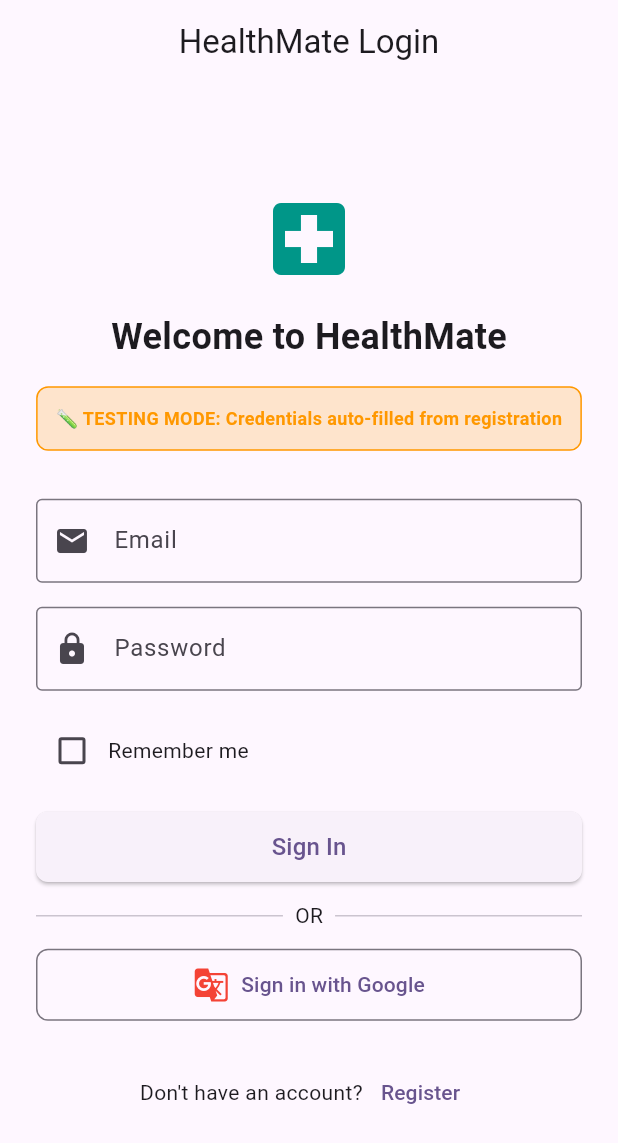
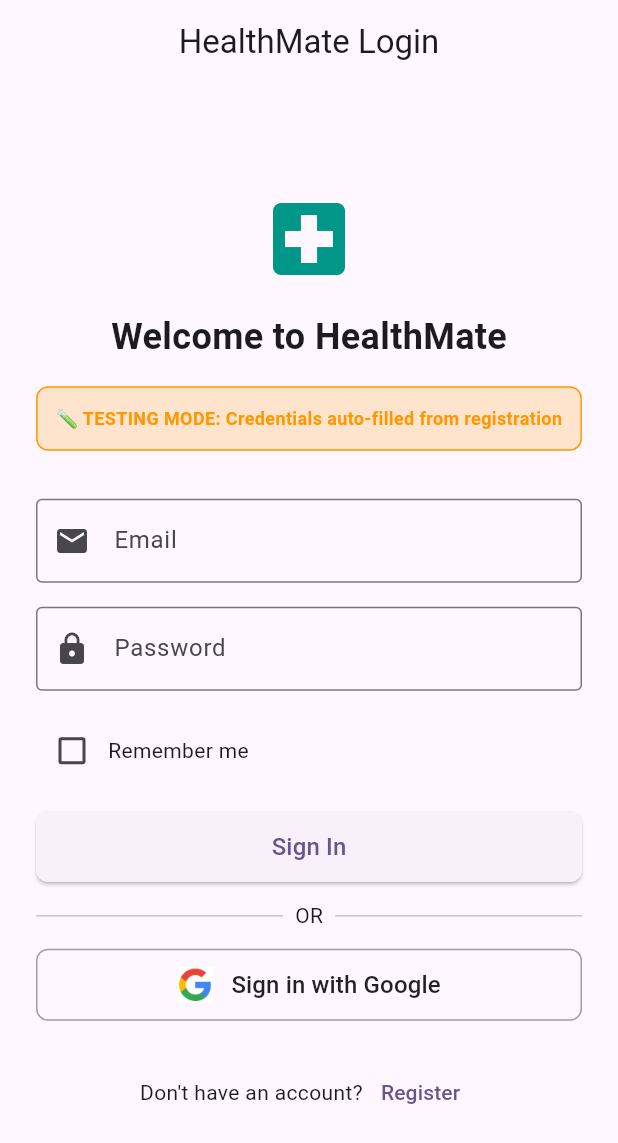
Before and after one commit to Project-DevX/healthmate, a Flutter app: the screen it shows after launch, after a tap on "Sign in with Google", on a phone screen of 412 x 824 dp. Shown: the top 1143 px of the screen. Run offline on Flutter 3.47's test engine with Material 3 defaults, Android fonts, the phone set to English and light mode, and no system bars; our stand-ins replace cached_network_image, cloud_firestore, cloud_functions, file_picker, firebase_auth, firebase_core and 6 more; accounts and stored records are empty.

Commit message:
google sign in fixed

```diff
--- a/lib/login.dart
+++ b/lib/login.dart
@@ -1,7 +1,7 @@
 import 'package:flutter/material.dart';
 import 'package:firebase_auth/firebase_auth.dart';
+import 'package:cloud_firestore/cloud_firestore.dart';
 import 'package:google_sign_in/google_sign_in.dart';
-import 'package:cloud_firestore/cloud_firestore.dart';
 import 'register.dart';
 import 'services/auth_service.dart';
 import 'config/testing_config.dart';
@@ -18,11 +18,6 @@
   final _passwordController = TextEditingController();
   bool _isLoading = false;
   bool _rememberMe = false;
-
-  // Firebase instances
-  final FirebaseAuth _auth = FirebaseAuth.instance;
-  final GoogleSignIn _googleSignIn = GoogleSignIn();
-  final FirebaseFirestore _firestore = FirebaseFirestore.instance;
 
   @override
   void initState() {
@@ -199,158 +194,114 @@
     }
   }
 
-  Future<UserCredential?> _signInWithGoogle(BuildContext context) async {
-    print("STEP 0: Starting Google Sign-In process");
-    try {
-      // Step 1: Initialize Google Sign In
-      print("STEP 1: Initializing Google Sign-In");
-      final GoogleSignIn googleSignIn = GoogleSignIn();
-      print("STEP 1: Completed - GoogleSignIn instance created");
-
-      // Step 2: Start the sign-in flow
-      print("STEP 2: Starting sign-in flow");
-      final GoogleSignInAccount? googleUser = await googleSignIn.signIn();
-      print(
-        "STEP 2: Result - ${googleUser != null ? 'User account obtained' : 'User cancelled sign-in'}",
-      );
-
-      if (googleUser == null) {
-        print("STEP 2: FAILED - User cancelled the sign-in process");
-        return null;
-      }
-
-      // Step 3: Get authentication tokens
-      print("STEP 3: Getting authentication tokens");
-      try {
-        final GoogleSignInAuthentication googleAuth =
-            await googleUser.authentication;
-        print("STEP 3: Completed - Authentication tokens received");
-
-        // Step 4: Create Firebase credential
-        print("STEP 4: Creating Firebase credential");
-        final AuthCredential credential = GoogleAuthProvider.credential(
-          accessToken: googleAuth.accessToken,
-          idToken: googleAuth.idToken,
-        );
-        print("STEP 4: Completed - Firebase credential created");
-
-        // Step 5: Sign in with Firebase
-        print("STEP 5: Starting Firebase sign-in");
-        try {
-          final UserCredential userCredential = await FirebaseAuth.instance
-              .signInWithCredential(credential);
-          print("STEP 5: Completed - Firebase sign-in successful");
-          return userCredential;
-        } catch (firebaseError) {
-          print("STEP 5: FAILED - Firebase sign-in error: $firebaseError");
-          print("STEP 5: Error type: ${firebaseError.runtimeType}");
-          rethrow;
-        }
-      } catch (authError) {
-        print(
-          "STEP 3: FAILED - Getting authentication tokens error: $authError",
-        );
-        print("STEP 3: Error type: ${authError.runtimeType}");
-        rethrow;
-      }
-    } catch (e) {
-      print("GENERAL FAILURE: Google Sign-In process failed with error: $e");
-      print("GENERAL FAILURE: Error type: ${e.runtimeType}");
-      print("GENERAL FAILURE: Stack trace: ${StackTrace.current}");
-      rethrow;
-    }
-  }
-
-  Future<void> signInWithGoogleWorkaround(BuildContext context) async {
+  // Clean Google Sign-in implementation
+  Future<void> _signInWithGoogle() async {
     setState(() => _isLoading = true);
 
     try {
-      // 1. Just use Google Sign-In directly
+      print('🔐 Starting Google Sign-in process...');
+
+      // Initialize Google Sign-In
       final GoogleSignIn googleSignIn = GoogleSignIn();
+
+      // Start the sign-in flow
       final GoogleSignInAccount? googleUser = await googleSignIn.signIn();
 
       if (googleUser == null) {
-        // User cancelled
+        print('🚫 User cancelled Google Sign-in');
         setState(() => _isLoading = false);
         return;
       }
 
-      // 2. Get basic profile info from Google
-      final Map<String, dynamic> userData = {
-        'email': googleUser.email,
-        'displayName': googleUser.displayName,
-        'id': googleUser.id,
-        'photoUrl': googleUser.photoUrl,
-      };
+      print('✅ Google account obtained: ${googleUser.email}');
 
-      // 3. Store user info in shared preferences for persistence
-      // (You'll need to add shared_preferences package)
-      // final prefs = await SharedPreferences.getInstance();
-      // await prefs.setString('user_email', userData['email']);
-      // await prefs.setString('user_name', userData['displayName'] ?? '');
+      // Get authentication details
+      final GoogleSignInAuthentication googleAuth =
+          await googleUser.authentication;
 
-      // 4. Optional: Store in Firestore directly without Firebase Auth
-      try {
-        await FirebaseFirestore.instance
+      // Create a new credential
+      final credential = GoogleAuthProvider.credential(
+        accessToken: googleAuth.accessToken,
+        idToken: googleAuth.idToken,
+      );
+
+      // Sign in to Firebase with the Google credential
+      final UserCredential userCredential = await FirebaseAuth.instance
+          .signInWithCredential(credential);
+
+      if (userCredential.user != null) {
+        print('🔥 Firebase authentication successful');
+
+        // Update last login time
+        await _updateLastLoginTime(userCredential.user!.uid);
+
+        // Check if user exists in Firestore, if not create them as a patient
+        final userDoc = await FirebaseFirestore.instance
             .collection('users')
-            .doc(googleUser.id)
-            .set({
-              'email': googleUser.email,
-              'displayName': googleUser.displayName,
-              'userType': 'patient', // Google Sign-in users are always patients
-              'lastLogin': FieldValue.serverTimestamp(),
-            }, SetOptions(merge: true));
+            .doc(userCredential.user!.uid)
+            .get();
 
-        // Also save login state
+        if (!userDoc.exists) {
+          // New Google Sign-in user - create as patient
+          await FirebaseFirestore.instance
+              .collection('users')
+              .doc(userCredential.user!.uid)
+              .set({
+                'uid': userCredential.user!.uid,
+                'email': userCredential.user!.email,
+                'displayName': userCredential.user!.displayName ?? '',
+                'photoURL': userCredential.user!.photoURL ?? '',
+                'userType':
+                    'patient', // Google Sign-in users are always patients
+                'createdAt': FieldValue.serverTimestamp(),
+                'lastLogin': FieldValue.serverTimestamp(),
+                'accountComplete': true, // Google users have basic info
+              });
+          print('👤 New patient profile created for Google user');
+        }
+
+        // Save login state if remember me is checked
         await _saveLoginState(
-          googleUser.id,
-          googleUser.email,
+          userCredential.user!.uid,
+          userCredential.user!.email ?? '',
           'patient',
         );
 
-        print("User data saved to Firestore");
-      } catch (dbError) {
-        print("Firestore error (non-critical): $dbError");
-        // Continue anyway - this shouldn't block login
+        print('🏥 Navigating to patient dashboard...');
+
+        if (mounted) {
+          // Google Sign-in users always go to patient dashboard
+          Navigator.pushReplacementNamed(context, '/patientDashboard');
+        }
+      }
+    } on FirebaseAuthException catch (e) {
+      print('❌ Firebase Auth Exception: ${e.code} - ${e.message}');
+      String errorMessage = 'Google Sign-in failed';
+
+      if (e.code == 'account-exists-with-different-credential') {
+        errorMessage = 'An account already exists with this email address';
+      } else if (e.code == 'invalid-credential') {
+        errorMessage = 'Invalid Google credentials';
       }
 
-      // 5. Navigate to patient dashboard (Google Sign-in users are patients)
-      print("Login successful with Google: ${googleUser.email}");
-      Navigator.pushReplacementNamed(context, '/patientDashboard');
+      if (mounted) {
+        ScaffoldMessenger.of(
+          context,
+        ).showSnackBar(SnackBar(content: Text(errorMessage)));
+      }
     } catch (e) {
-      print("Google Sign-In error: $e");
-      ScaffoldMessenger.of(
-        context,
-      ).showSnackBar(SnackBar(content: Text('Sign-in failed')));
+      print('❌ General Google Sign-in error: $e');
+      if (mounted) {
+        ScaffoldMessenger.of(context).showSnackBar(
+          const SnackBar(
+            content: Text('Google Sign-in failed. Please try again.'),
+          ),
+        );
+      }
     } finally {
-      if (mounted) setState(() => _isLoading = false);
-    }
-  }
-
-  // Save user data to Firestore
-  Future<void> _saveUserToDatabase(User user) async {
-    // Check if user already exists in the database
-    final userDoc = await _firestore.collection('users').doc(user.uid).get();
-
-    if (!userDoc.exists) {
-      // New user - add to database
-      await _firestore.collection('users').doc(user.uid).set({
-        'uid': user.uid,
-        'email': user.email,
-        'displayName': user.displayName ?? '',
-        'photoURL': user.photoURL ?? '',
-        'createdAt': FieldValue.serverTimestamp(),
-        'lastLogin': FieldValue.serverTimestamp(),
-        // You can add other default fields here
-        'userType': 'patient', // Default user type
-        'accountComplete':
-            false, // Flag to identify new accounts that need setup
-      });
-    } else {
-      // Existing user - just update the login timestamp
-      await _firestore.collection('users').doc(user.uid).update({
-        'lastLogin': FieldValue.serverTimestamp(),
-      });
+      if (mounted) {
+        setState(() => _isLoading = false);
+      }
     }
   }
 
@@ -580,21 +531,25 @@
               const SizedBox(height: 12),
               SizedBox(
                 width: double.infinity,
-                child: OutlinedButton.icon(
-                  onPressed: _isLoading
-                      ? null
-                      : () => signInWithGoogleWorkaround(context),
-                  icon: const Icon(
-                    Icons.g_translate,
-                    size: 24,
-                    color: Colors.red,
-                  ),
-                  label: const Text('Sign in with Google'),
+                child: OutlinedButton(
+                  onPressed: _isLoading ? null : _signInWithGoogle,
                   style: OutlinedButton.styleFrom(
                     padding: const EdgeInsets.symmetric(vertical: 12),
                     shape: RoundedRectangleBorder(
                       borderRadius: BorderRadius.circular(8),
                     ),
+                    side: const BorderSide(color: Colors.grey),
+                  ),
+                  child: Row(
+                    mainAxisAlignment: MainAxisAlignment.center,
+                    children: [
+                      Image.asset('assets/glogo.png', height: 24, width: 24),
+                      const SizedBox(width: 12),
+                      const Text(
+                        'Sign in with Google',
+                        style: TextStyle(fontSize: 16, color: Colors.black87),
+                      ),
+                    ],
                   ),
                 ),
               ),
```
Also changed, not shown: lib/main.dart (line endings or trailing spaces).
